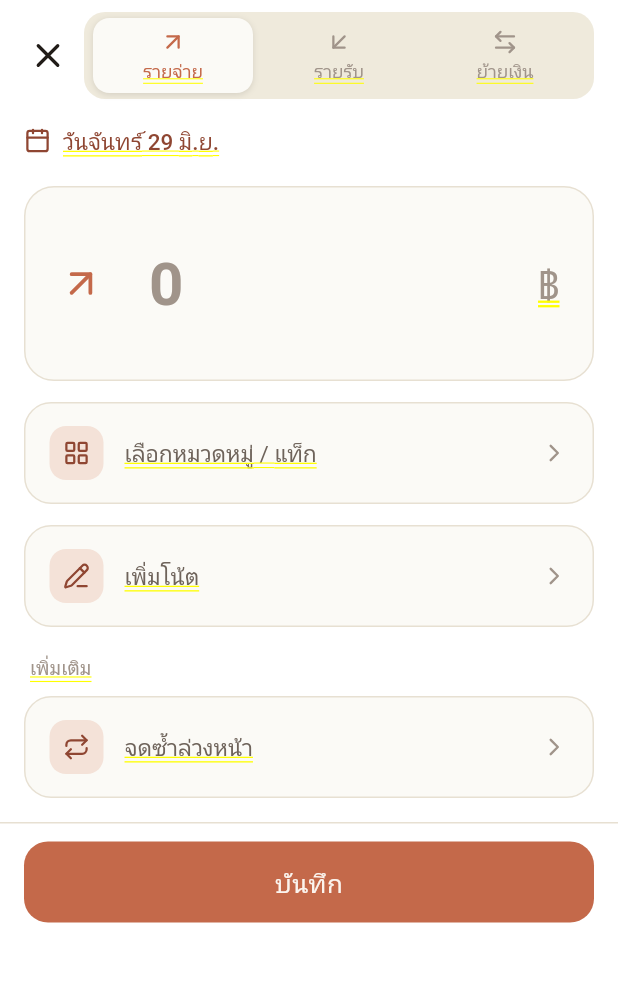
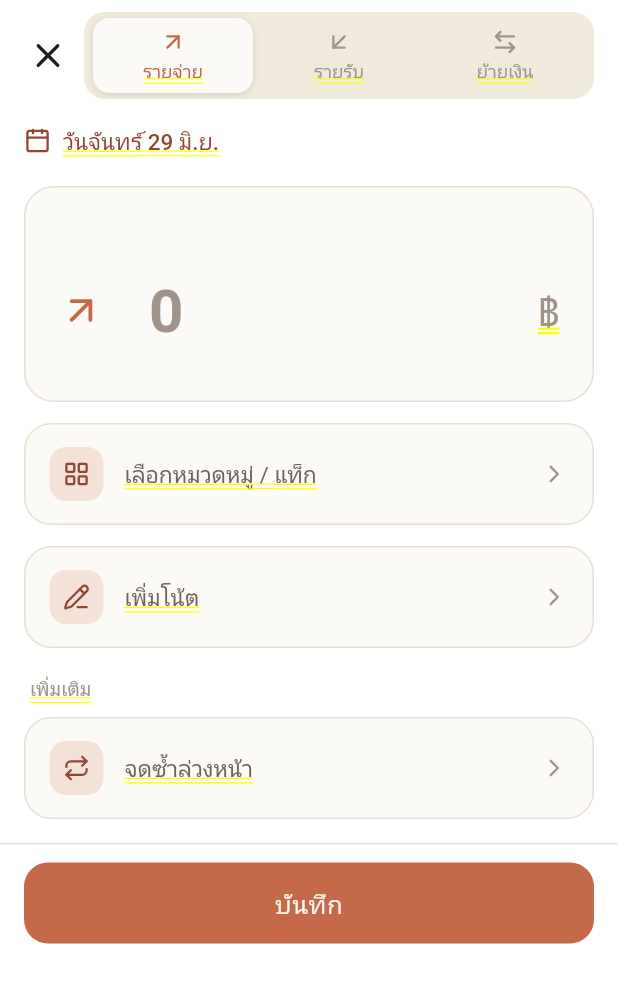
Before and after one commit to AfnanYapu09/-MoneyBun, a Flutter app: the AddTransactionSheet screen opened directly, on a phone screen of 412 x 824 dp. Shown: the top 983 px of the screen. Run offline on Flutter 3.47's test engine with Material 3 defaults, Android fonts, the phone set to English and light mode, and no system bars; our stand-ins replace cloud_firestore, drift, drift_flutter, firebase_auth, firebase_core, flutter_riverpod and 6 more; missing offline and left inert: google_mlkit_text_recognition, mobile_scanner, photo_manager; accounts and stored records are empty; generated files the repository leaves out were written again; Roboto replaces fonts that are missing (Ibm Plex Sans Thai, Mitr).

Commit message:
Calculator history: reserve space (no resize) and hide for plain numbers
- Only surface a history line when the calculation actually used an
  operator; pressing "=" on a plain number leaves it blank.
- Add a CalcHistoryLine.reserveHeight option and use it on the
  add-transaction amount card so the "2+2 =" line shows in a fixed-height
  slot — the card no longer grows/jumps when it appears.

Co-Authored-By: Claude Opus 4.8 <noreply@anthropic.com>
Claude-Session: https://claude.ai/code/session_01Qsarm1DMVrbv39mHtWzy4q

```diff
--- a/lib/core/widgets/calculator_keypad.dart
+++ b/lib/core/widgets/calculator_keypad.dart
@@ -77,7 +77,9 @@ class _CalculatorSheetState extends State<_CalculatorSheet> {
     if (key == '=') {
       final v = Calculator.evaluate(_expr);
       if (v != null) {
-        final history = '$_expr =';
+        // Only a real calculation (it used an operator) is worth a history
+        // line; "100 =" for a plain number is just noise, so leave it blank.
+        final history = Calculator.hasOperator(_expr) ? '$_expr =' : '';
         _expr = Calculator.formatResult(v);
         widget.onChanged(_expr, history);
       }
@@ -249,25 +251,44 @@ class _KeyButton extends StatelessWidget {
 /// user presses "=". Renders nothing while [text] is empty, so screens can keep
 /// it in the tree unconditionally.
 class CalcHistoryLine extends StatelessWidget {
-  const CalcHistoryLine(this.text, {super.key});
+  const CalcHistoryLine(this.text, {super.key, this.reserveHeight});
 
   final String text;
 
+  /// When set, the line always occupies this height (showing [text] or nothing)
+  /// so the box around it never resizes as the history appears / disappears.
+  /// When null it collapses to zero height while [text] is empty.
+  final double? reserveHeight;
+
   @override
   Widget build(BuildContext context) {
+    final label = Text(
+      text,
+      maxLines: 1,
+      overflow: TextOverflow.ellipsis,
+      style: AppTypography.heading(
+        size: 14,
+        weight: FontWeight.w500,
+        color: AppColors.terra,
+      ),
+    );
+    final reserved = reserveHeight;
+    if (reserved != null) {
+      return SizedBox(
+        height: reserved,
+        width: double.infinity,
+        child: Align(
+          alignment: Alignment.centerLeft,
+          child: text.isEmpty ? null : label,
+        ),
+      );
+    }
     if (text.isEmpty) return const SizedBox.shrink();
     return Align(
       alignment: Alignment.centerLeft,
       child: Padding(
         padding: const EdgeInsets.only(bottom: 2),
-        child: Text(
-          text,
-          style: AppTypography.heading(
-            size: 14,
-            weight: FontWeight.w500,
-            color: AppColors.terra,
-          ),
-        ),
+        child: label,
       ),
     );
   }
--- a/lib/features/add_transaction/presentation/add_transaction_sheet.dart
+++ b/lib/features/add_transaction/presentation/add_transaction_sheet.dart
@@ -187,7 +187,7 @@ class _AddTransactionSheetState extends ConsumerState<AddTransactionSheet> {
           const SizedBox(height: 14),
           // Amount card
           Container(
-            padding: const EdgeInsets.symmetric(horizontal: 22, vertical: 18),
+            padding: const EdgeInsets.symmetric(horizontal: 22, vertical: 14),
             decoration: BoxDecoration(
               color: AppColors.paper,
               borderRadius: BorderRadius.circular(20),
@@ -197,7 +197,9 @@ class _AddTransactionSheetState extends ConsumerState<AddTransactionSheet> {
               mainAxisSize: MainAxisSize.min,
               crossAxisAlignment: CrossAxisAlignment.start,
               children: [
-                CalcHistoryLine(_calcHistory),
+                // Fixed-height slot so the card never grows when the history
+                // "2+2 =" appears after a calculation.
+                CalcHistoryLine(_calcHistory, reserveHeight: 22),
                 Row(
                   children: [
                     Icon(_directionIcon, size: 30, color: _accent),
```
